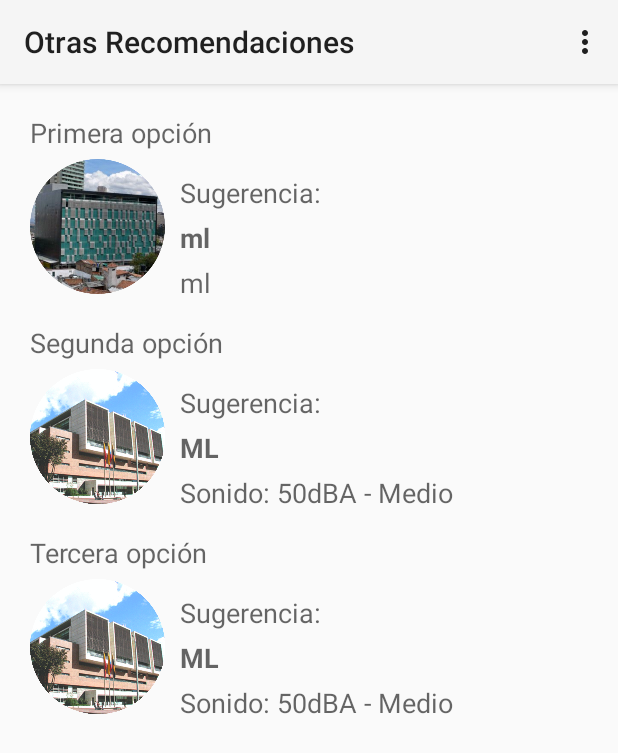
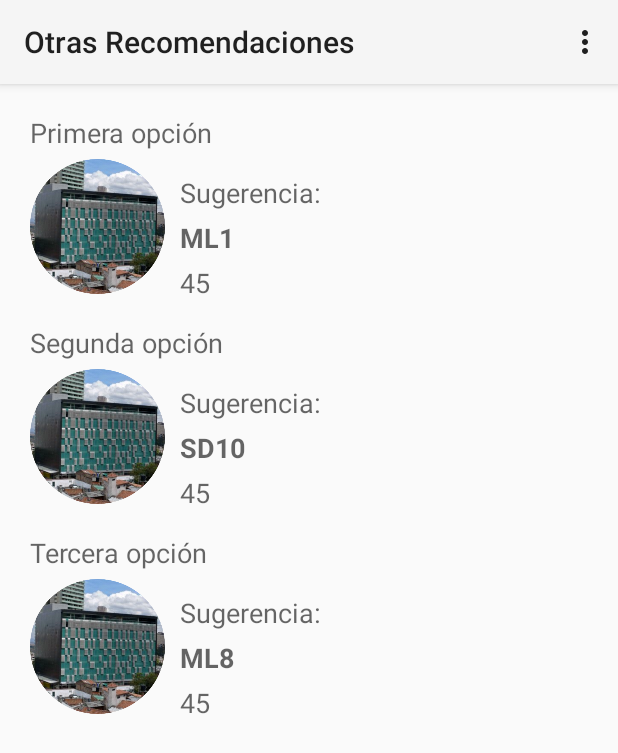
Before and after one commit to jfmolano/CAM_android_201610, an Android app: the screen it shows after launch (OtrasRecomendaciones), after a tap on "Sugerencia:", on a phone screen of 412 x 824 dp. Shown: the top 753 px of the screen. Run offline under Robolectric (Android 15) with nearby library versions, the phone set to English and light mode, and no system bars.

Commit message:
Interfaz con opciones por parametro
.

```diff
--- a/app/src/main/java/com/example/carolinapinzon/micampusuniandes/MainActivity.java
+++ b/app/src/main/java/com/example/carolinapinzon/micampusuniandes/MainActivity.java
@@ -56,7 +56,7 @@ public class MainActivity extends Activity {
         super.onCreate(savedInstanceState);
         setContentView(R.layout.activity_main);
         ruido = 0;
-        lugar = 97;
+        lugar = 2;
         new TareaAudio().execute();
         mydatabase = openOrCreateDatabase("micampus", MODE_PRIVATE, null);
         //mydatabase.execSQL("DROP TABLE Registros;");
@@ -121,6 +121,18 @@ public class MainActivity extends Activity {
             }while(resultSet.moveToNext());
         }
         resultSet.close();*/
+
+        /* GENERADOR DE REGISTROS
+        for (int i = 0;i<23;i++)
+        {
+            for (int j = 1;j<8;j++)
+            {
+                for (int k = 40;k<100;k+=10)
+                {
+                    mydatabase.execSQL("INSERT INTO Registros VALUES("+ i +","+ j +","+ (int)Math.random()*10 +"," + k + ");");
+                }
+            }
+        }*/
         //Hora
         Calendar c = Calendar.getInstance();
         int hora_act = c.get(Calendar.HOUR_OF_DAY);
@@ -132,7 +144,7 @@ public class MainActivity extends Activity {
         System.out.println("Preferencia + + + + + + + + + + " + preferencia2hora);
         listaInterfaz = false;
         new Solicitar().execute();
-        while(!listaInterfaz){}
+        //while(!listaInterfaz){}
         populateSuferenciasDia(act,f1,f2);
         populateListView();
         registerClickCallback();
@@ -181,10 +193,10 @@ public class MainActivity extends Activity {
                 System.out.println("Objeto a mandar:");
                 Calendar c = Calendar.getInstance();
                 int day_of_week = c.get(Calendar.DAY_OF_WEEK);
-                System.out.println("int day_of_week = c.get(Calendar.DAY_OF_WEEK): - - - : " + day_of_week);
+                //System.out.println("int day_of_week = c.get(Calendar.DAY_OF_WEEK): - - - : " + day_of_week);
                 objetoJSON.put("dia",""+day_of_week);
                 int hora = c.get(Calendar.HOUR_OF_DAY);
-                System.out.println("int hora = c.get(Calendar.HOUR_OF_DAY): - - - : " + hora);
+                //System.out.println("int hora = c.get(Calendar.HOUR_OF_DAY): - - - : " + hora);
                 objetoJSON.put("hora",""+hora);
                 int ruidoInt = (int)ruido;
                 objetoJSON.put("ruido", ""+ruidoInt);
@@ -213,12 +225,12 @@ public class MainActivity extends Activity {
 
                     br.close();
 
-                    System.out.println("- - - - - - - - - - - - - - - - - -");
-                    System.out.println("" + sb.toString());
-                    System.out.println("- - - - - - - - - - - - - - - - - -");
+                    //System.out.println("- - - - - - - - - - - - - - - - - -");
+                    //System.out.println("" + sb.toString());
+                    //System.out.println("- - - - - - - - - - - - - - - - - -");
 
                 } else {
-                    System.out.println(con.getResponseMessage());
+                    //System.out.println(con.getResponseMessage());
                 }
             }
             catch(Exception e)
@@ -229,7 +241,7 @@ public class MainActivity extends Activity {
         }
 
         protected void onPostExecute(Long result) {
-            System.out.println("Downloaded " + result + " bytes");
+            //System.out.println("Downloaded " + result + " bytes");
         }
     }
 
@@ -269,7 +281,7 @@ public class MainActivity extends Activity {
                 objetoJSON.put("ruido", "" + ruidoP);
                 //objetoJSON.put("lugar", ""+lugar);
 
-                System.out.println(objetoJSON);
+                //System.out.println(objetoJSON);
 
                 OutputStreamWriter wr = new OutputStreamWriter(con.getOutputStream());
                 wr.write(objetoJSON.toString());
@@ -279,10 +291,10 @@ public class MainActivity extends Activity {
 
                 StringBuilder sb = new StringBuilder();
                 int HttpResult = con.getResponseCode();
-                System.out.println("Respuesta:");
-                System.out.println(HttpResult);
-                System.out.println("Respuesta esperada:");
-                System.out.println(HttpURLConnection.HTTP_OK);
+                //System.out.println("Respuesta:");
+                //System.out.println(HttpResult);
+                //System.out.println("Respuesta esperada:");
+                //System.out.println(HttpURLConnection.HTTP_OK);
                 if (HttpResult == HttpURLConnection.HTTP_CREATED) {
                     BufferedReader br = new BufferedReader(new InputStreamReader(con.getInputStream(), "utf-8"));
                     String line = null;
@@ -292,9 +304,9 @@ public class MainActivity extends Activity {
 
                     br.close();
                     String res = sb.toString();
-                    System.out.println("- - - - - - Respuesta del servidor - - - - - -");
-                    System.out.println("" + res);
-                    System.out.println("- - - - - - Respuesta del servidor - - - - - -");
+                    //System.out.println("- - - - - - Respuesta del servidor - - - - - -");
+                    //System.out.println("" + res);
+                    //System.out.println("- - - - - - Respuesta del servidor - - - - - -");
                     JSONArray objetoJSON_recepcion = new JSONArray(res);
                     for (int i=0;i<objetoJSON_recepcion.length() && i<3;i++)
                     {
@@ -302,11 +314,11 @@ public class MainActivity extends Activity {
                         Registro r = new Registro(horaP,o.getString("confianza"),o.getInt("lugar"),o.getInt("ruido"));
                         a_entregar[i] = r;
                     }
-                    System.out.println("- - - - - - Objeto JSON - - - - - -");
+                    System.out.println("- - - - - - Sugerencia del servidor - - - - - -");
                     System.out.println(objetoJSON_recepcion);
 
                 } else {
-                    System.out.println(con.getResponseMessage());
+                    //System.out.println(con.getResponseMessage());
                 }
             }
             catch(Exception e)
@@ -317,7 +329,7 @@ public class MainActivity extends Activity {
         }
 
         protected void onPostExecute(Long result) {
-            System.out.println("Downloaded " + result + " bytes");
+            //System.out.println("Downloaded " + result + " bytes");
         }
     }
 
@@ -458,9 +470,10 @@ public class MainActivity extends Activity {
     public void populateSuferenciasDia(Registro[] r1,Registro[] r2,Registro[] r3) {
         Instancia instancia = Instancia.darInstancia();
 
-        instancia.agregarSugerencia(new SugerenciaDia(darNombreLugar(r1[0].darLugar()), r1[0].darRuido(), r1[0].darHora(), darFoto(r1[0].darLugar())));
-        instancia.agregarSugerencia(new SugerenciaDia("ml", 45, 9, R.drawable.sd));
-        instancia.agregarSugerencia(new SugerenciaDia("ml", 70, 10, R.drawable.w));
+        //instancia.agregarSugerencia(new SugerenciaDia(darNombreLugar(r1[0].darLugar()), r1[0].darRuido(), r1[0].darHora(), darFoto(r1[0].darLugar())));
+        instancia.agregarSugerencia(new SugerenciaDia("ML1", 45, 9, R.drawable.sd,new SugerenciaDia("SD10", 45, 9, R.drawable.sd,null,null),new SugerenciaDia("ML8", 45, 9, R.drawable.sd,null,null)));
+        instancia.agregarSugerencia(new SugerenciaDia("ML2", 45, 10, R.drawable.sd,new SugerenciaDia("SD9", 45, 10, R.drawable.sd,null,null),new SugerenciaDia("ML7", 45, 10, R.drawable.sd,null,null)));
+        instancia.agregarSugerencia(new SugerenciaDia("ML3", 45, 11, R.drawable.sd,new SugerenciaDia("SD8", 45, 11, R.drawable.sd,null,null),new SugerenciaDia("ML6", 45, 11, R.drawable.sd,null,null)));
     }
 
     public void populateListView() {
--- a/app/src/main/java/com/example/carolinapinzon/micampusuniandes/OtrasRecomendaciones.java
+++ b/app/src/main/java/com/example/carolinapinzon/micampusuniandes/OtrasRecomendaciones.java
@@ -31,10 +31,32 @@ public class OtrasRecomendaciones extends Activity {
             txtOpcion1.setText(s.getEdificio());
 
             TextView txtSonido1 = (TextView)findViewById(R.id.txtSonido1);
-            txtSonido1.setText(s.getEdificio());
+            txtSonido1.setText(""+s.getRuido());
 
             ImageView imgOpcion1 = (ImageView)findViewById(R.id.imgOpcion1);
             imgOpcion1.setImageResource(s.getIconId());
+
+            //Sug1
+
+            TextView txtOpcion2 = (TextView)findViewById(R.id.txtOpcion2);
+            txtOpcion2.setText(s.getSug1().getEdificio());
+
+            TextView txtSonido2 = (TextView)findViewById(R.id.txtSonido2);
+            txtSonido2.setText(""+s.getSug1().getRuido());
+
+            ImageView imgOpcion2 = (ImageView)findViewById(R.id.imgOpcion2);
+            imgOpcion2.setImageResource(s.getSug1().getIconId());
+
+            //Sug2
+
+            TextView txtOpcion3 = (TextView)findViewById(R.id.txtOpcion3);
+            txtOpcion3.setText(s.getSug2().getEdificio());
+
+            TextView txtSonido3 = (TextView)findViewById(R.id.txtSonido3);
+            txtSonido3.setText(""+s.getSug2().getRuido());
+
+            ImageView imgOpcion3 = (ImageView)findViewById(R.id.imgOpcion3);
+            imgOpcion3.setImageResource(s.getSug2().getIconId());
         }
     }
 
--- a/app/src/main/java/com/example/carolinapinzon/micampusuniandes/SugerenciaDia.java
+++ b/app/src/main/java/com/example/carolinapinzon/micampusuniandes/SugerenciaDia.java
@@ -9,12 +9,16 @@ public class SugerenciaDia {
     private int ruido;
     private int hora;
     private int iconId;
+    private SugerenciaDia s1;
+    private SugerenciaDia s2;
 
-    public SugerenciaDia(String edificio, int ruido, int hora, int iconId) {
+    public SugerenciaDia(String edificio, int ruido, int hora, int iconId,SugerenciaDia s1,SugerenciaDia s2) {
         this.edificio = edificio;
         this.ruido = ruido;
         this.hora = hora;
         this.iconId = iconId;
+        this.s1 = s1;
+        this.s2 = s2;
     }
 
     public String getEdificio() {
@@ -45,6 +49,14 @@ public class SugerenciaDia {
         return iconId;
     }
 
+    public SugerenciaDia getSug1() {
+        return s1;
+    }
+
+    public SugerenciaDia getSug2() {
+        return s2;
+    }
+
     public void setIconId(int iconId) {
         this.iconId = iconId;
     }
```
Also changed, not shown: 4 other files.
